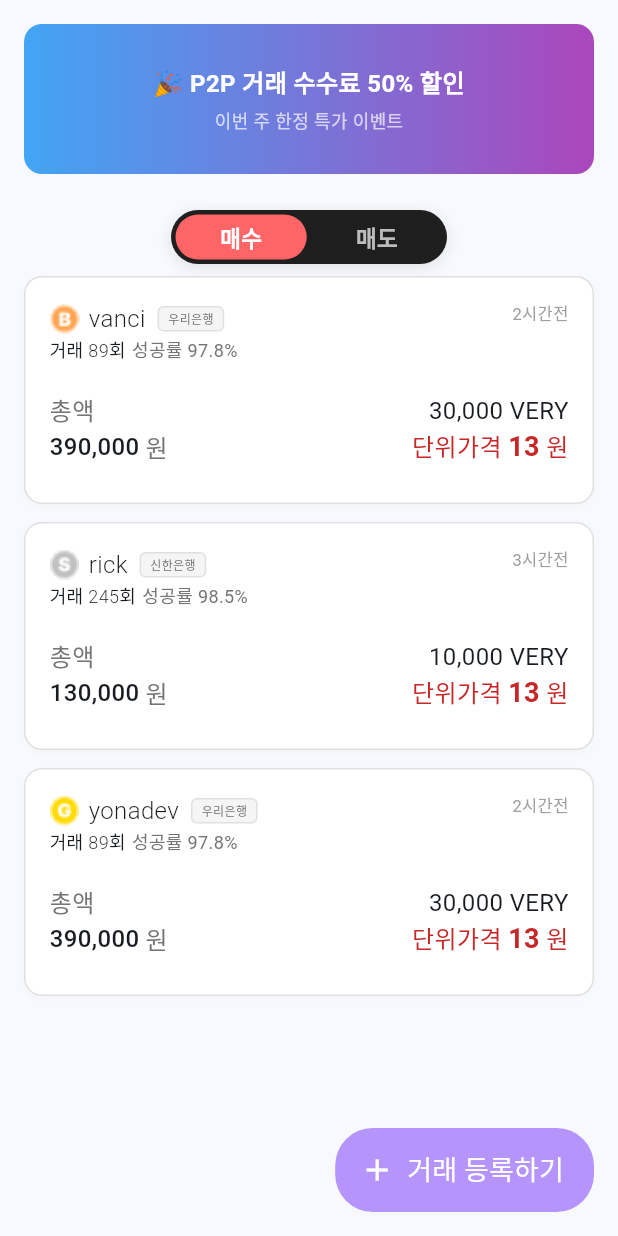
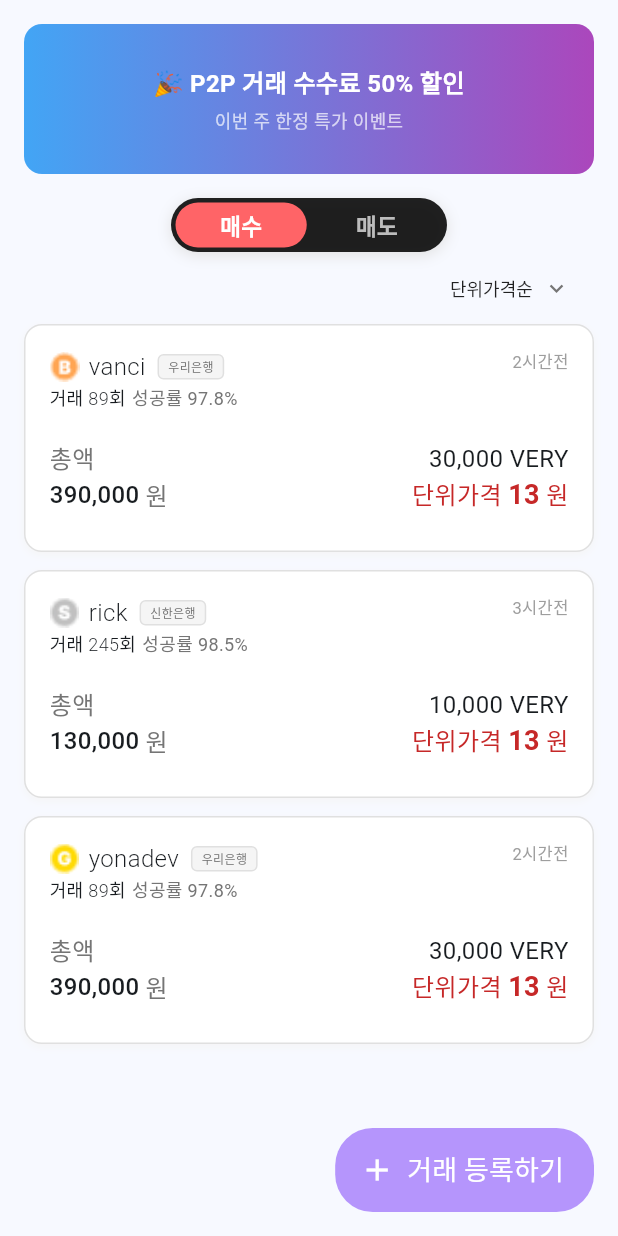
Before and after one commit to verychain/flutter, a Flutter app: the P2PTradingPage screen opened directly, on a phone screen of 412 x 824 dp. Run offline on Flutter 3.47's test engine with Material 3 defaults, Android fonts, the phone set to English and light mode, and no system bars; our stand-ins replace flutter_svg, lottie, shared_preferences; accounts and stored records are empty; Roboto replaces fonts that are missing (Pretendard); project files that could hold a hidden picture were left out.

Commit message:
feat: sorting widget 생성

```diff
--- /dev/null
+++ b/lib/model/trade_sort_type.dart
@@ -0,0 +1 @@
+enum TradeSortType { price, ranking, totalAmount }
--- a/lib/view/pages/p2p_trading_page.dart
+++ b/lib/view/pages/p2p_trading_page.dart
@@ -5,7 +5,8 @@ import 'package:demo_flutter/model/trade_card.dart';
 import 'package:demo_flutter/view/widgets/trade_switch_widget.dart';
 import 'package:flutter/material.dart';
 import 'package:demo_flutter/view/widgets/trade_card_widget.dart';
-import 'dart:math'; // 랜덤 함수를 위해 추가
+import 'package:demo_flutter/view/widgets/trade_sort_dropdown.dart';
+import 'package:demo_flutter/model/trade_sort_type.dart';
 
 class P2PTradingPage extends StatefulWidget {
   const P2PTradingPage({super.key});
@@ -20,6 +21,11 @@ class _P2PTradingPageState extends State<P2PTradingPage>
   late TabController _tabController;
 
   late List<TradeCard> trades = []; // 모든 거래를 한 바구니에 담음
+
+  TradeSortType _sortType = TradeSortType.price;
+
+  // 등급 순서 정의
+  final List<String> rankingOrder = ['BRONZE', 'SILVER', 'GOLD', 'PLATINUM'];
 
   @override
   void initState() {
@@ -67,10 +73,8 @@ class _P2PTradingPageState extends State<P2PTradingPage>
     return Scaffold(
       body: Column(
         children: [
-          // 배너 광고
           _buildBannerAd(),
 
-          // 매수/매도 스위치 버튼
           TradeSwitchWidget(
             isBuySelected: isBuySelected,
             onChanged: (value) {
@@ -80,7 +84,26 @@ class _P2PTradingPageState extends State<P2PTradingPage>
             },
           ),
 
-          // 거래 카드 리스트
+          // 정렬 필터 영역 (콤보박스 스타일)
+          Padding(
+            padding: const EdgeInsets.symmetric(horizontal: 16.0),
+            child: Row(
+              mainAxisAlignment: MainAxisAlignment.end,
+              children: [
+                TradeSortDropdown(
+                  sortType: _sortType,
+                  onChanged: (value) {
+                    if (value != null) {
+                      setState(() {
+                        _sortType = value;
+                      });
+                    }
+                  },
+                ),
+              ],
+            ),
+          ),
+
           Expanded(child: _buildTradeList()),
         ],
       ),
@@ -154,19 +177,38 @@ class _P2PTradingPageState extends State<P2PTradingPage>
   }
 
   Widget _buildTradeList() {
-    // switch 버튼 상태에 따라 필터링
     final filteredTrades = trades
         .where(
           (trade) => isBuySelected ? trade.type == 'BUY' : trade.type == 'SELL',
         )
         .toList();
 
+    // 정렬 적용
+    List<TradeCard> sortedTrades = [...filteredTrades];
+    switch (_sortType) {
+      case TradeSortType.price:
+        sortedTrades.sort((a, b) => b.price.compareTo(a.price));
+        break;
+      case TradeSortType.ranking:
+        sortedTrades.sort(
+          (a, b) => rankingOrder
+              .indexOf(b.userRanking)
+              .compareTo(rankingOrder.indexOf(a.userRanking)),
+        );
+        break;
+      case TradeSortType.totalAmount:
+        sortedTrades.sort(
+          (a, b) => (b.price * b.quantity).compareTo(a.price * a.quantity),
+        );
+        break;
+    }
+
     return ListView.builder(
       padding: EdgeInsets.symmetric(horizontal: 16.0),
-      itemCount: filteredTrades.length,
+      itemCount: sortedTrades.length,
       itemBuilder: (context, index) {
         return TradeCardWidget(
-          trade: filteredTrades[index],
+          trade: sortedTrades[index],
           isBuySelected: isBuySelected,
           formatTimeAgo: _formatTimeAgo,
           formatNumber: _formatNumber,
--- /dev/null
+++ b/lib/view/widgets/trade_sort_dropdown.dart
@@ -0,0 +1,52 @@
+import 'package:flutter/material.dart';
+import 'package:demo_flutter/model/trade_sort_type.dart';
+
+class TradeSortDropdown extends StatelessWidget {
+  final TradeSortType sortType;
+  final ValueChanged<TradeSortType?> onChanged;
+
+  const TradeSortDropdown({
+    super.key,
+    required this.sortType,
+    required this.onChanged,
+  });
+
+  @override
+  Widget build(BuildContext context) {
+    return Container(
+      margin: EdgeInsets.only(right: 16.0),
+      child: SizedBox(
+        width: 80,
+        child: DropdownButtonHideUnderline(
+          child: DropdownButton<TradeSortType>(
+            value: sortType,
+            isExpanded: true,
+            borderRadius: BorderRadius.circular(12),
+            dropdownColor: Colors.white,
+            icon: Icon(
+              Icons.expand_more,
+              color: Colors.grey.shade600,
+              size: 18.0,
+            ),
+            items: [
+              DropdownMenuItem(
+                value: TradeSortType.price,
+                child: Text('단위가격순', style: TextStyle(fontSize: 12.0)),
+              ),
+              DropdownMenuItem(
+                value: TradeSortType.ranking,
+                child: Text('등급순', style: TextStyle(fontSize: 12.0)),
+              ),
+              DropdownMenuItem(
+                value: TradeSortType.totalAmount,
+                child: Text('총액순', style: TextStyle(fontSize: 12.0)),
+              ),
+            ],
+            onChanged: onChanged,
+            style: TextStyle(fontSize: 12.0, color: Colors.black87),
+          ),
+        ),
+      ),
+    );
+  }
+}
--- a/lib/view/widgets/trade_switch_widget.dart
+++ b/lib/view/widgets/trade_switch_widget.dart
@@ -14,7 +14,7 @@ class TradeSwitchWidget extends StatelessWidget {
   @override
   Widget build(BuildContext context) {
     return Container(
-      margin: EdgeInsets.symmetric(horizontal: 16.0, vertical: 8.0),
+      margin: EdgeInsets.symmetric(horizontal: 16.0),
       padding: EdgeInsets.all(3.0),
       decoration: BoxDecoration(
         color: Colors.black87,
```
